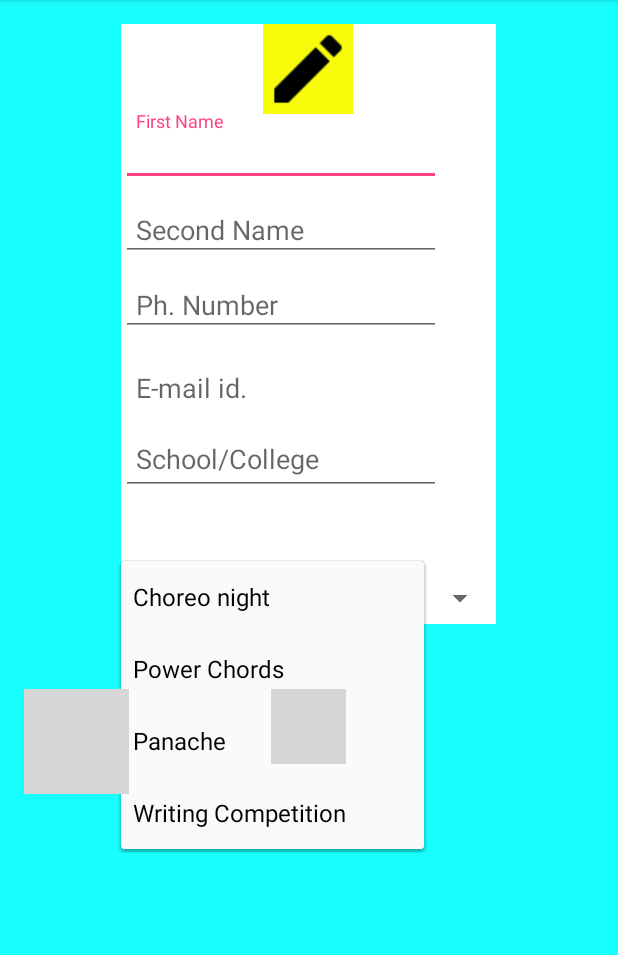
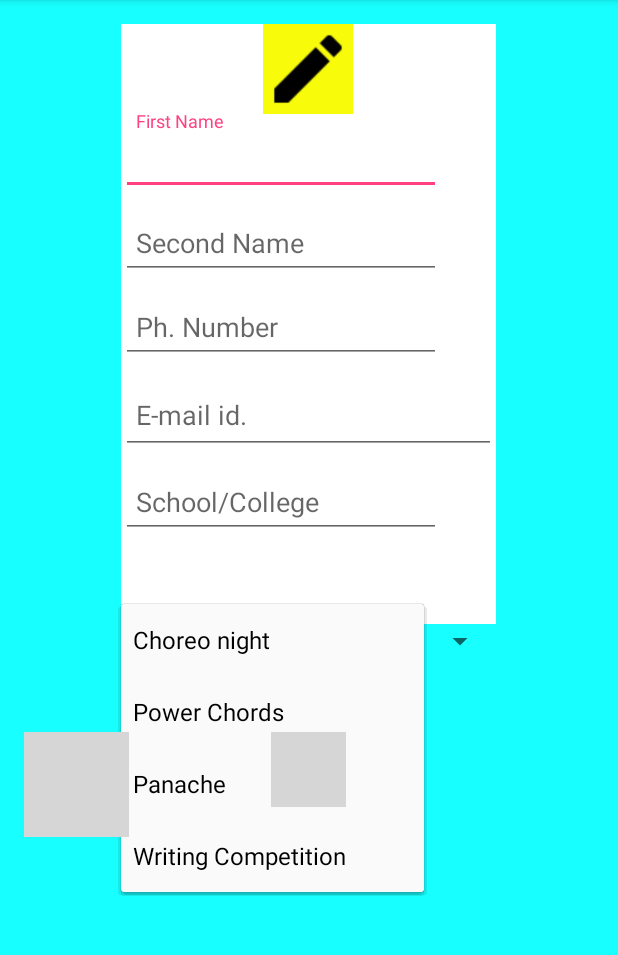
Before and after one commit to AkshaySethia36/Trial-Akshay, an Android app: the screen it shows after launch (MainActivityRegistration), after a tap on "Choreo night", on a phone screen of 412 x 824 dp, the part 84-1039 px from its top. Run offline under Robolectric (Android 15) with nearby library versions, the phone set to English and light mode, and no system bars; grey boxes are pictures that could not be loaded.

Commit message:
Registration Page with java file

```diff
--- a/Trial-akshay/app/src/main/res/layout/activity_main_activity_registration.xml
+++ b/Trial-akshay/app/src/main/res/layout/activity_main_activity_registration.xml
@@ -35,12 +35,14 @@
                 android:background="#f8fc0b"
                 android:layout_alignParentTop="true"
                 android:layout_centerHorizontal="true" />
+
+
         </RelativeLayout>
     </ScrollView>
 
     <android.support.design.widget.TextInputLayout
         android:layout_width="250dp"
-        android:layout_height="50dp"
+        android:layout_height="wrap_content"
         android:id="@+id/view_name"
         android:layout_alignTop="@+id/scrollView"
         android:layout_alignLeft="@+id/scrollView"
@@ -59,12 +61,13 @@
         android:maxLength="20"
         android:hint="First Name"
         android:paddingLeft="10dp"
-        android:paddingStart="10dp"/>
-</android.support.design.widget.TextInputLayout>
+        android:paddingStart="10dp" />
+
+    </android.support.design.widget.TextInputLayout>
 
     <android.support.design.widget.TextInputLayout
         android:layout_width="250dp"
-        android:layout_height="50dp"
+        android:layout_height="wrap_content"
         android:id="@+id/view_secondname"
         android:layout_below="@+id/view_name"
         android:layout_alignLeft="@+id/scrollView"
@@ -87,7 +90,7 @@
 
     <android.support.design.widget.TextInputLayout
         android:layout_width="250dp"
-        android:layout_height="50dp"
+        android:layout_height="wrap_content"
         android:id="@+id/view3"
         android:layout_below="@+id/view_secondname"
         android:layout_alignLeft="@+id/scrollView"
@@ -103,14 +106,14 @@
         android:layout_alignLeft="@+id/scrollView"
         android:layout_alignStart="@+id/scrollView"
         android:hint="Ph. Number"
-        android:maxLength="10"
+        android:maxLength="12"
         android:paddingLeft="10dp"
         android:paddingStart="10dp"/>
     </android.support.design.widget.TextInputLayout>
 
     <android.support.design.widget.TextInputLayout
         android:layout_width="250dp"
-        android:layout_height="50dp"
+        android:layout_height="wrap_content"
         android:id="@+id/view4"
         android:layout_below="@+id/view3"
         android:layout_alignLeft="@+id/scrollView"
```
Also changed, not shown: Trial-akshay/app/src/main/java/com/example/seetharaman/trial/MainActivityRegistration.java (+49 -2 lines).
